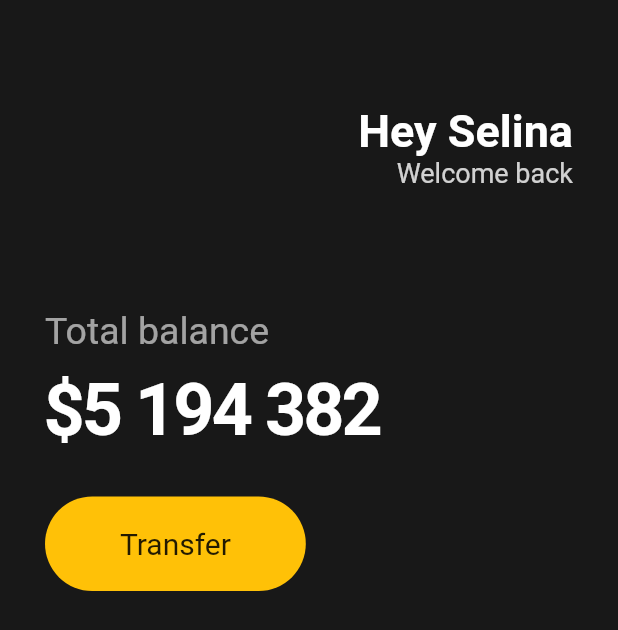
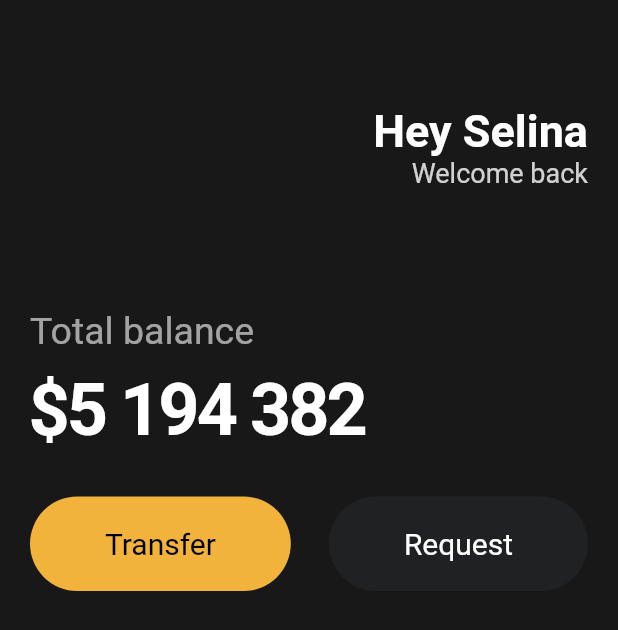
Before and after one commit to woong12/Flutter_UI, a Flutter app: the screen it shows after launch, on a phone screen of 412 x 824 dp. Shown: the top 630 px of the screen. Run offline on Flutter 3.47's test engine with Material 2 defaults, Android fonts, the phone set to English and light mode, and no system bars.

Commit message:
Reusable Widgets

```diff
--- a/lib/main.dart
+++ b/lib/main.dart
@@ -1,4 +1,5 @@
 import 'package:flutter/material.dart';
+import 'package:study_flutter/widgets/Button.dart';
 
 void main() {
   runApp(const MyApp());
@@ -14,7 +15,7 @@
         backgroundColor: Color(0xFF181818),
         body: Padding(
           padding: EdgeInsets.symmetric(
-            horizontal: 30,
+            horizontal: 20,
           ),
           child: Column(
             crossAxisAlignment: CrossAxisAlignment.start,
@@ -73,27 +74,18 @@
                 height: 30,
               ),
               Row(
-                children: [
-                  Container(
-                    decoration: BoxDecoration(
-                      color: Colors.amber,
-                      borderRadius: BorderRadius.circular(
-                        45,
-                      ),
-                    ),
-                    child: Padding(
-                      padding: EdgeInsets.symmetric(
-                        vertical: 20,
-                        horizontal: 50,
-                      ),
-                      child: Text(
-                        'Transfer',
-                        style: TextStyle(
-                          fontSize: 20,
-                        ),
-                      ),
-                    ),
-                  )
+                mainAxisAlignment: MainAxisAlignment.spaceBetween,
+                children: const [
+                  Button(
+                    text: 'Transfer',
+                    bgColor: Color(0xfff1B33b),
+                    textColor: Colors.black,
+                  ),
+                  Button(
+                    text: 'Request',
+                    bgColor: Color(0xff1f2123),
+                    textColor: Colors.white,
+                  ),
                 ],
               )
             ],
--- /dev/null
+++ b/lib/widgets/button.dart
@@ -0,0 +1,39 @@
+import 'package:flutter/material.dart';
+
+class Button extends StatelessWidget {
+  final String text;
+  final Color bgColor;
+  final Color textColor;
+
+  const Button({
+    super.key,
+    required this.text,
+    required this.bgColor,
+    required this.textColor,
+  });
+
+  @override
+  Widget build(BuildContext context) {
+    return Container(
+      decoration: BoxDecoration(
+        color: bgColor,
+        borderRadius: BorderRadius.circular(
+          45,
+        ),
+      ),
+      child: Padding(
+        padding: EdgeInsets.symmetric(
+          vertical: 20,
+          horizontal: 50,
+        ),
+        child: Text(
+          text,
+          style: TextStyle(
+            color: textColor,
+            fontSize: 20,
+          ),
+        ),
+      ),
+    );
+  }
+}
```
